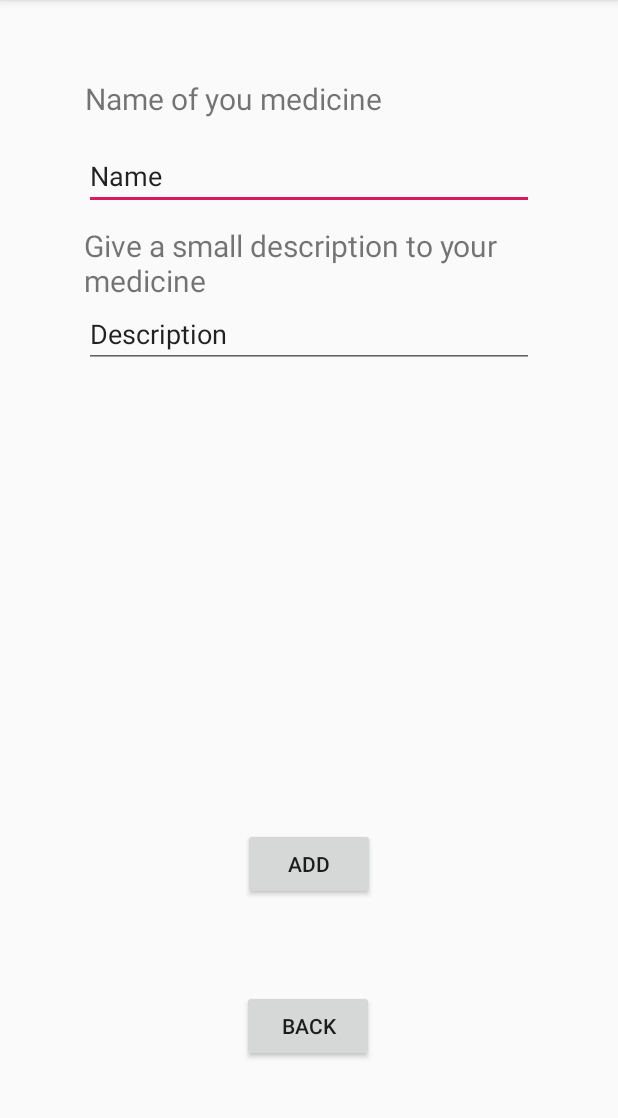
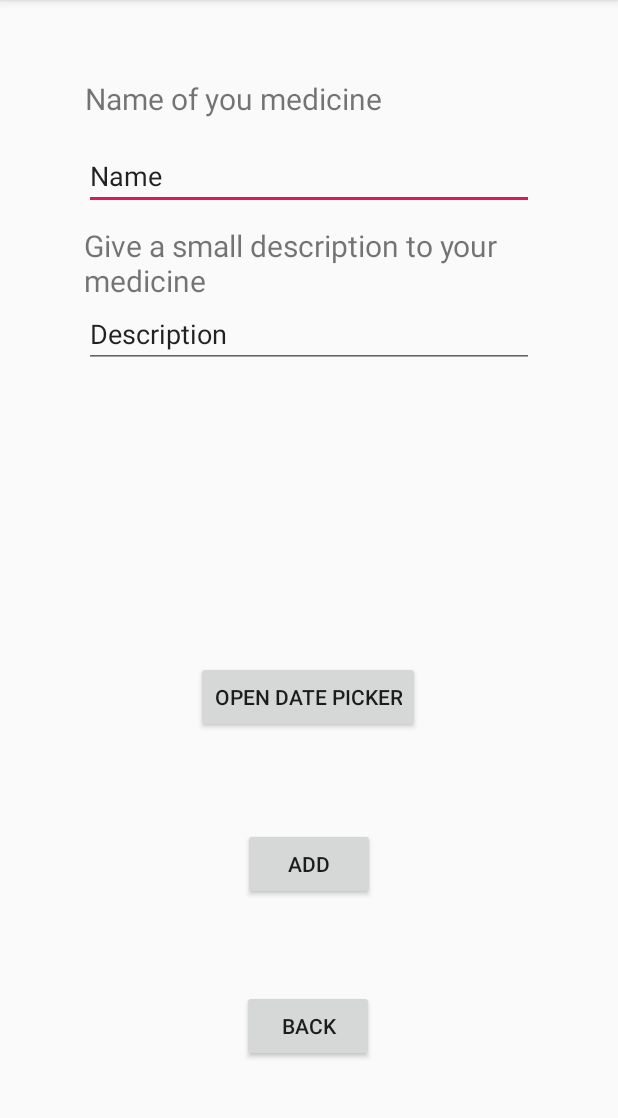
Before and after one commit to Mahamurahti/Medirem, an Android app: the AddMedicineActivity screen opened directly, with no data from a screen before it, on a phone screen of 412 x 824 dp, the part 84-1202 px from its top. Run offline under Robolectric (Android 15) with nearby library versions, the light colour scheme and no system bars.

Commit message:
Lääkelisäys kalenteri

```diff
--- a/Medirem_Project/app/src/main/java/com/example/medirem_project/AddMedicineActivity.java
+++ b/Medirem_Project/app/src/main/java/com/example/medirem_project/AddMedicineActivity.java
@@ -1,32 +1,60 @@
 package com.example.medirem_project;
 
 import androidx.appcompat.app.AppCompatActivity;
+import androidx.fragment.app.DialogFragment;
 
+
+import android.app.DatePickerDialog;
+import android.widget.DatePicker;
 import android.content.Intent;
 import android.os.Bundle;
 import android.view.KeyEvent;
 import android.view.View;
+import android.widget.Button;
+import android.widget.CalendarView;
 import android.widget.EditText;
 import android.widget.TextView;
 
+import java.text.DateFormat;
+import java.util.Calendar;
+
 /**
  * Add medicine activity adds custom medicine to the list
- * @author Eric Keränen
+ * @author Eric Keränen & Salla Mikkonen
  * @version 1.1 2/2019
  */
-public class AddMedicineActivity extends AppCompatActivity {
+public class AddMedicineActivity extends AppCompatActivity implements DatePickerDialog.OnDateSetListener {
 
     @Override
     protected void onCreate(Bundle savedInstanceState) {
         super.onCreate(savedInstanceState);
         setContentView(R.layout.activity_add_medicine);
 
+        Button button = (Button) findViewById(R.id.openDatePicker);
+        button.setOnClickListener(new View.OnClickListener() {
+            @Override
+            public void onClick(View v) {
+                DialogFragment datePicker = new com.example.medirem_project.DatePicker();
+                datePicker.show(getSupportFragmentManager(), "date picker");
+            }
+        });
         // GETTING THE INTENT FROM MAIN ACTIVITY
         Intent intent = getIntent();
         String date = intent.getStringExtra(MainActivity.EXTRA_MAIN);
+    }
 
-        ((TextView)findViewById(R.id.dateView)).setText(date);
+    @Override
+    public void onDateSet(DatePicker view, int year, int month, int dayOfMonth) {
+        Calendar c = Calendar.getInstance();
+        c.set(Calendar.YEAR, year);
+        c.set(Calendar.MONTH, month);
+        c.set(Calendar.DAY_OF_MONTH, dayOfMonth);
+        String currentDateString = DateFormat.getDateInstance(DateFormat.FULL).format(c.getTime());
+
+        TextView dateTextView = (TextView) findViewById(R.id.dateView);
+        dateTextView.setText(currentDateString);
     }
+
 
     // UPON PRESSING THE ADD BUTTON, SENDS THE MEDICINE
     // NAME AND DESC TO THE SAVED MEDICINE LIST
@@ -49,4 +77,5 @@ public class AddMedicineActivity extends AppCompatActivity {
         setResult(0);
         finish();
     }
+
 }
--- a/Medirem_Project/app/src/main/res/layout/activity_add_medicine.xml
+++ b/Medirem_Project/app/src/main/res/layout/activity_add_medicine.xml
@@ -73,17 +73,6 @@
         android:orientation="horizontal"
         app:layout_constraintGuide_percent="0.5" />
 
-    <TextView
-        android:id="@+id/dateView"
-        android:layout_width="272dp"
-        android:layout_height="61dp"
-        android:gravity="center|center_horizontal|center_vertical"
-        android:text="TextView"
-        app:layout_constraintBottom_toTopOf="@+id/applyButton"
-        app:layout_constraintEnd_toEndOf="parent"
-        app:layout_constraintStart_toStartOf="parent"
-        app:layout_constraintTop_toTopOf="@+id/guideline2" />
-
     <Button
         android:id="@+id/backButton"
         android:layout_width="wrap_content"
@@ -96,4 +85,27 @@
         app:layout_constraintStart_toStartOf="parent"
         app:layout_constraintTop_toBottomOf="@+id/applyButton" />
 
+    <Button
+        android:id="@+id/openDatePicker"
+        android:layout_width="wrap_content"
+        android:layout_height="wrap_content"
+        android:onClick="dateOnClick"
+        android:text="OPEN DATE PICKER"
+        app:layout_constraintBottom_toTopOf="@+id/applyButton"
+        app:layout_constraintEnd_toEndOf="parent"
+        app:layout_constraintHorizontal_bias="0.498"
+        app:layout_constraintStart_toStartOf="parent"
+        app:layout_constraintTop_toTopOf="@+id/guideline2"
+        app:layout_constraintVertical_bias="0.47000003" />
+
+    <TextView
+        android:id="@+id/dateView"
+        android:layout_width="wrap_content"
+        android:layout_height="wrap_content"
+        app:layout_constraintBottom_toTopOf="@+id/openDatePicker"
+        app:layout_constraintEnd_toEndOf="parent"
+        app:layout_constraintHorizontal_bias="0.5"
+        app:layout_constraintStart_toStartOf="parent"
+        app:layout_constraintTop_toBottomOf="@+id/nameTheDesc" />
+
 </androidx.constraintlayout.widget.ConstraintLayout>
```
Also changed, not shown: Medirem_Project/app/src/main/java/com/example/medirem_project/DatePicker.java (added, +28 -0 lines).
